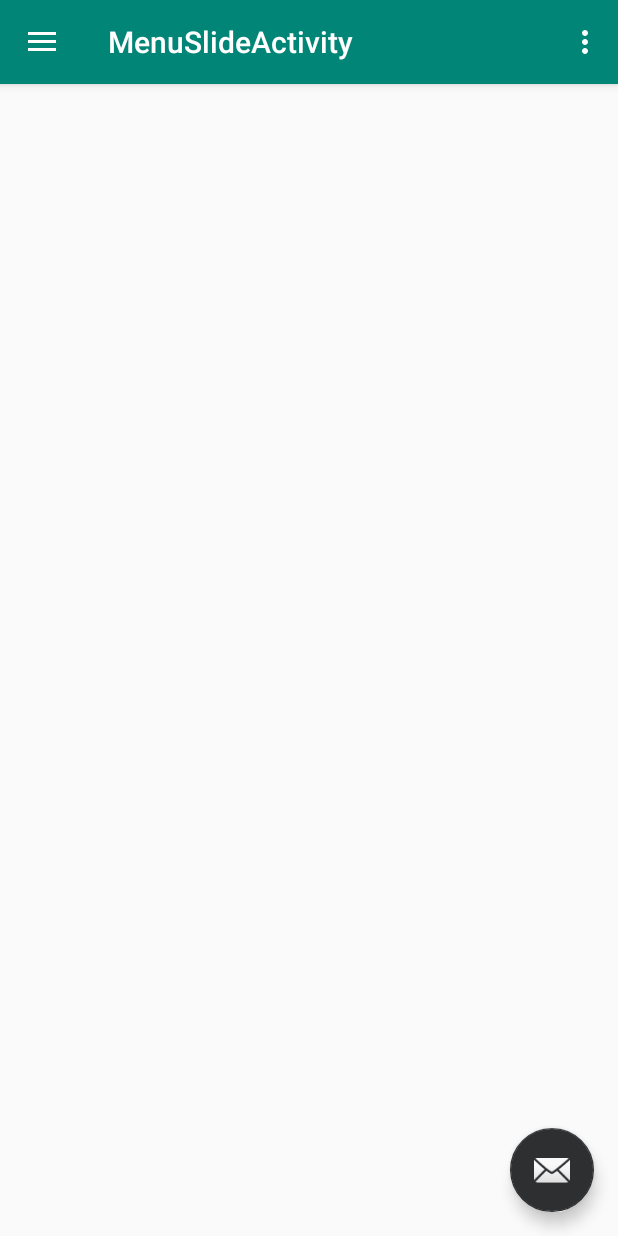
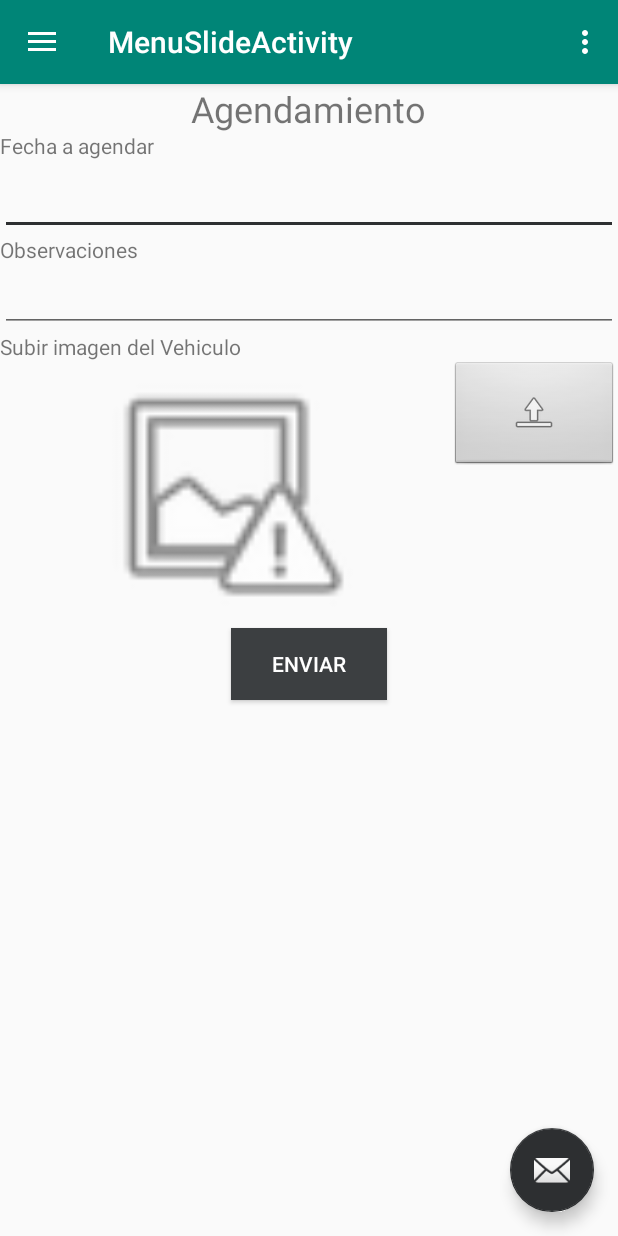
Before and after one commit to AGempka/app_taller_test, an Android app: the MenuSlideActivity screen opened directly, with no data from a screen before it, after a tap on "Presupuesto", on a phone screen of 412 x 824 dp. Run offline under Robolectric (Android 15) with nearby library versions, the phone set to English and light mode, and no system bars; our stand-ins replace Volley; network calls fail; pictures from the network do not load; 1 other tap on this screen came first.

Commit message:
agendamiento con error

```diff
--- a/app/src/main/java/com/example/app_taller/MenuSlideActivity.java
+++ b/app/src/main/java/com/example/app_taller/MenuSlideActivity.java
@@ -3,6 +3,7 @@ package com.example.app_taller;
 import android.os.Bundle;
 import android.support.design.widget.FloatingActionButton;
 import android.support.design.widget.Snackbar;
+import android.support.v4.app.FragmentManager;
 import android.view.View;
 import android.support.v4.view.GravityCompat;
 import android.support.v7.app.ActionBarDrawerToggle;
@@ -77,15 +78,15 @@ public class MenuSlideActivity extends AppCompatActivity
     public boolean onNavigationItemSelected(MenuItem item) {
         // Handle navigation view item clicks here.
         int id = item.getItemId();
+        FragmentManager fm= getSupportFragmentManager();
+        if (id == R.id.nav_home) {
 
-        if (id == R.id.nav_home) {
-            // Handle the camera action
         } else if (id == R.id.nav_gallery) {
 
         } else if (id == R.id.nav_slideshow) {
 
         } else if (id == R.id.nav_tools) {
-
+            fm.beginTransaction().replace(R.id.escena, new AgendamientoFragment()).commit();
         } else if (id == R.id.nav_share) {
 
         } else if (id == R.id.nav_send) {
--- a/app/src/main/res/layout/content_menu_slide.xml
+++ b/app/src/main/res/layout/content_menu_slide.xml
@@ -2,6 +2,7 @@
 <android.support.constraint.ConstraintLayout xmlns:android="http://schemas.android.com/apk/res/android"
     xmlns:app="http://schemas.android.com/apk/res-auto"
     xmlns:tools="http://schemas.android.com/tools"
+    android:id="@+id/escena"
     android:layout_width="match_parent"
     android:layout_height="match_parent"
     app:layout_behavior="@string/appbar_scrolling_view_behavior"
--- /dev/null
+++ b/app/src/main/res/layout/fragment_agendamiento.xml
@@ -0,0 +1,109 @@
+<LinearLayout xmlns:android="http://schemas.android.com/apk/res/android"
+    xmlns:app="http://schemas.android.com/apk/res-auto"
+    xmlns:tools="http://schemas.android.com/tools"
+    android:layout_width="match_parent"
+    android:layout_height="match_parent"
+    android:orientation="vertical"
+    tools:context="com.example.app_taller.AgendamientoFragment">
+
+
+    <TextView
+        android:id="@+id/textView"
+        android:layout_width="411dp"
+        android:layout_height="31dp"
+
+        android:gravity="center"
+        android:text="Agendamiento"
+        android:textSize="24sp"
+        app:layout_constraintBottom_toBottomOf="parent"
+        app:layout_constraintEnd_toEndOf="parent"
+        app:layout_constraintStart_toStartOf="parent"
+        app:layout_constraintTop_toTopOf="parent"
+        app:layout_constraintVertical_bias="0.0" />
+
+
+    <TextView
+        android:id="@+id/textView2"
+        android:layout_width="wrap_content"
+        android:layout_height="24dp"
+
+        android:text="Fecha a agendar"
+        app:layout_constraintBottom_toBottomOf="parent"
+        app:layout_constraintEnd_toEndOf="parent"
+        app:layout_constraintHorizontal_bias="0.074"
+        app:layout_constraintStart_toStartOf="parent"
+        app:layout_constraintTop_toTopOf="parent"
+        app:layout_constraintVertical_bias="0.068" />
+
+
+    <EditText
+        android:id="@+id/txtFecha"
+        android:layout_width="match_parent"
+        android:layout_height="wrap_content"
+        android:ems="10"
+        android:inputType="date" />
+
+    <TextView
+        android:id="@+id/textView3"
+        android:layout_width="wrap_content"
+        android:layout_height="wrap_content"
+
+        android:text="Observaciones"
+        app:layout_constraintBottom_toBottomOf="parent"
+        app:layout_constraintEnd_toEndOf="parent"
+
+        app:layout_constraintStart_toStartOf="parent"
+        app:layout_constraintTop_toTopOf="parent" />
+
+    <EditText
+        android:id="@+id/txtObservaciones"
+        android:layout_width="match_parent"
+        android:layout_height="wrap_content"
+        android:inputType="text"
+        app:layout_constraintBottom_toTopOf="@+id/textView7"
+        app:layout_constraintEnd_toEndOf="parent"
+        app:layout_constraintStart_toStartOf="parent"
+        app:layout_constraintTop_toBottomOf="@+id/textView3" />
+
+
+    <TextView
+        android:id="@+id/textView7"
+        android:layout_width="match_parent"
+        android:layout_height="wrap_content"
+        android:text="Subir imagen del Vehiculo" />
+
+    <LinearLayout
+        android:layout_width="match_parent"
+        android:layout_height="178dp"
+        android:orientation="horizontal">
+
+        <ImageView
+            android:id="@+id/imgID"
+            android:layout_width="219dp"
+            android:layout_height="match_parent"
+            android:layout_weight="1"
+            android:src="@android:drawable/ic_menu_report_image" />
+
+        <ImageButton
+            android:id="@+id/ImgBtnSubir"
+            style="@android:style/Widget.ImageButton"
+            android:layout_width="31dp"
+            android:layout_height="73dp"
+            android:layout_weight="1"
+            android:src="@android:drawable/ic_menu_upload" />
+    </LinearLayout>
+
+
+    <Button
+        android:id="@+id/btnEnviar"
+        style="@style/Widget.AppCompat.Button.Colored"
+        android:layout_width="104dp"
+
+        android:layout_height="wrap_content"
+        android:layout_gravity="center"
+        android:background="@color/myButton"
+        android:text="Enviar"
+        />
+
+
+</LinearLayout>
--- a/app/src/main/res/layout/fragment_registrar.xml
+++ b/app/src/main/res/layout/fragment_registrar.xml
@@ -62,7 +62,7 @@
         app:layout_constraintTop_toTopOf="parent" />
 
             <EditText
-                android:id="@+id/txtCorreo"
+                android:id="@+id/txtObservaciones"
                 android:layout_width="match_parent"
                 android:layout_height="wrap_content"
                 android:inputType="textEmailAddress"
@@ -136,7 +136,7 @@
                 android:layout_height="wrap_content"
 
                 android:inputType="phone"
-                app:layout_constraintBottom_toTopOf="@+id/btnRegistrar"
+                app:layout_constraintBottom_toTopOf="@+id/btnEnviar"
                 app:layout_constraintEnd_toEndOf="parent"
 
                 app:layout_constraintStart_toStartOf="parent"
--- a/app/src/main/res/values/strings.xml
+++ b/app/src/main/res/values/strings.xml
@@ -24,4 +24,7 @@
     <string name="menu_tools">Presupuesto</string>
     <string name="menu_share">Registro</string>
     <string name="menu_send">Send</string>
+
+    <!-- TODO: Remove or change this placeholder text -->
+    <string name="hello_blank_fragment">Hello blank fragment</string>
 </resources>
--- /dev/null
+++ b/app/src/main/res/xml/provider_paths.xml
@@ -0,0 +1,6 @@
+<?xml version ="1.0" encoding ="utf-8"?>
+<paths>
+   <external-path
+       name="external_storage_root"
+       path="."/>
+    </paths>
```
Also changed, not shown: app/build.gradle (+11 -2 lines), app/src/main/AndroidManifest.xml (+15 -1 lines), app/src/main/java/com/example/app_taller/AgendamientoFragment.java (added, +365 -0 lines), app/src/main/java/com/example/app_taller/RegistrarFragment.java (+2 -5 lines), app/src/main/res/layout/fragment_sesion.xml (+3 -4 lines), 1 other file.
